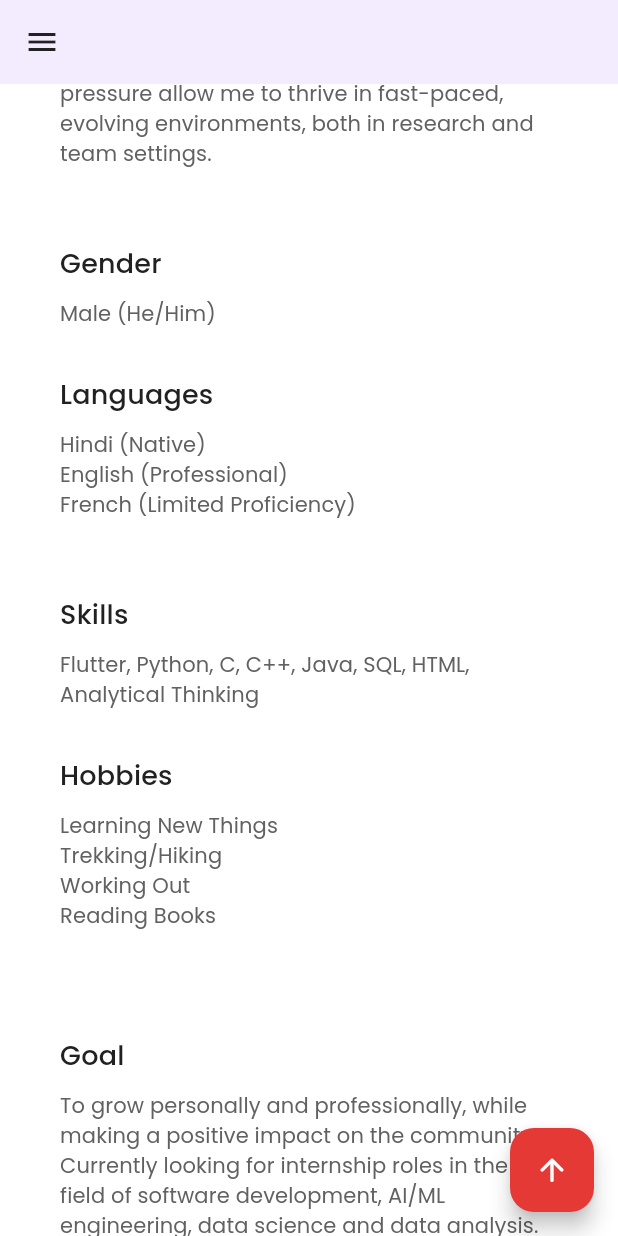
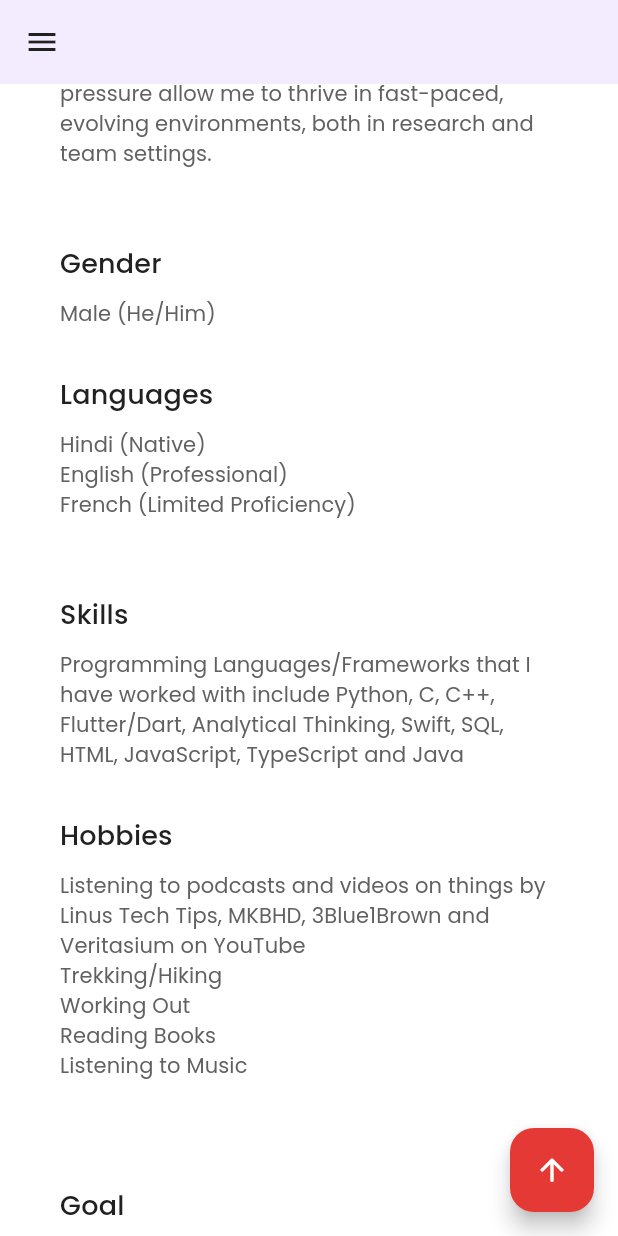
Before and after one commit to mxdhavgautam/portfolio-src, a Flutter app: the screen it shows after launch, scrolled down 1152 dp, on a phone screen of 412 x 824 dp. Run offline on Flutter 3.47's test engine with Material 3 defaults, Android fonts, the phone set to English and light mode, and no system bars; missing offline and left inert: seo.

Commit message:
nitpicks again

```diff
--- a/lib/statics/data_values.dart
+++ b/lib/statics/data_values.dart
@@ -48,7 +48,7 @@ class DataValues {
   static const String aboutMeGenderDescription = 'Male (He/Him)';
   static const String aboutMeSkillsTitle = 'Skills';
   static const String aboutMeSkillsDescription =
-      'Flutter, Python, C, C++, Java, SQL, HTML, Analytical Thinking';
+      'Programming Languages/Frameworks that I have worked with include Python, C, C++, Flutter/Dart, Analytical Thinking, Swift, SQL, HTML, JavaScript, TypeScript and Java';
   static const String aboutMeLocationTitle = 'Current Locations';
   static const String aboutMeLocationDescription =
       'Chennai, India\nDelhi, India';
@@ -64,10 +64,11 @@ class DataValues {
   static const String aboutMeDeveloperDescription =
       'With a strong focus on critical thinking, problem-solving, and analytical research, I embrace challenges as learning opportunities and consistently push myself to grow. Through ongoing self-improvement and hands-on experience, I aim to become proficient in and capable of making valuable contributions to cutting-edge projects.';
   static const String aboutMeHobbiesTitle = 'Hobbies';
-  static const String aboutMeHobbiesDescription = 'Learning New Things\n'
+  static const String aboutMeHobbiesDescription = 'Listening to podcasts and videos on things by Linus Tech Tips, MKBHD, 3Blue1Brown and Veritasium on YouTube\n'
       'Trekking/Hiking\n'
       'Working Out\n'
       'Reading Books\n'
+      'Listening to Music\n'
       '\n';
   static const String aboutMeGoalTitle = 'Goal';
   static const String aboutMeGoalDescription =
```
